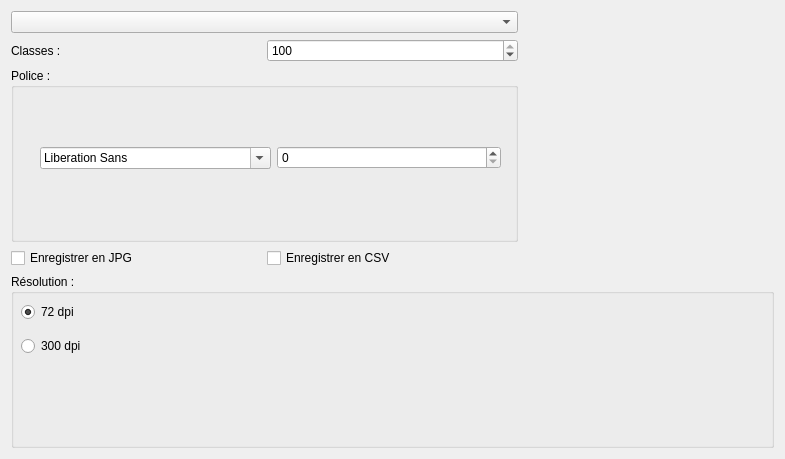
Above: histoparamform.ui from AugusteBonnin/CRACKS before the change. Below: the same form after it.
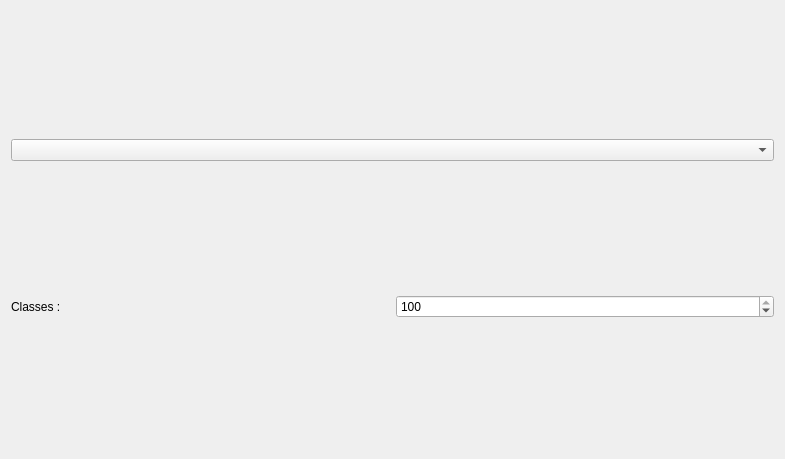
That is the form after the change.

Commit message: Simplification des histoparamform et mapparamfor+correction de bugs

The edit to the form file:
```diff
--- a/histoparamform.ui
+++ b/histoparamform.ui
@@ -14,49 +14,6 @@
    <string>Form</string>
   </property>
   <layout class="QGridLayout" name="gridLayout">
-   <item row="4" column="1">
-    <widget class="QCheckBox" name="checkBox_2">
-     <property name="text">
-      <string>Enregistrer en CSV</string>
-     </property>
-    </widget>
-   </item>
-   <item row="5" column="0" colspan="3">
-    <widget class="QGroupBox" name="groupBox">
-     <property name="title">
-      <string>Résolution :</string>
-     </property>
-     <widget class="QWidget" name="verticalLayoutWidget">
-      <property name="geometry">
-       <rect>
-        <x>10</x>
-        <y>20</y>
-        <width>191</width>
-        <height>71</height>
-       </rect>
-      </property>
-      <layout class="QVBoxLayout" name="verticalLayout">
-       <item>
-        <widget class="QRadioButton" name="radioButton">
-         <property name="text">
-          <string>72 dpi</string>
-         </property>
-         <property name="checked">
-          <bool>true</bool>
-         </property>
-        </widget>
-       </item>
-       <item>
-        <widget class="QRadioButton" name="radioButton_2">
-         <property name="text">
-          <string>300 dpi</string>
-         </property>
-        </widget>
-       </item>
-      </layout>
-     </widget>
-    </widget>
-   </item>
    <item row="1" column="0">
     <widget class="QLabel" name="label">
      <property name="text">
@@ -64,13 +21,6 @@
      </property>
     </widget>
    </item>
-   <item row="4" column="0">
-    <widget class="QCheckBox" name="checkBox">
-     <property name="text">
-      <string>Enregistrer en JPG</string>
-     </property>
-    </widget>
-   </item>
    <item row="0" column="0" colspan="2">
     <widget class="QComboBox" name="comboBox"/>
    </item>
@@ -87,31 +37,6 @@
      </property>
     </widget>
    </item>
-   <item row="3" column="0" colspan="2">
-    <widget class="QGroupBox" name="groupBox_2">
-     <property name="title">
-      <string>Police :</string>
-     </property>
-     <widget class="QWidget" name="horizontalLayoutWidget">
-      <property name="geometry">
-       <rect>
-        <x>29</x>
-        <y>50</y>
-        <width>461</width>
-        <height>80</height>
-       </rect>
-      </property>
-      <layout class="QHBoxLayout" name="horizontalLayout">
-       <item>
-        <widget class="QFontComboBox" name="fontComboBox"/>
-       </item>
-       <item>
-        <widget class="QSpinBox" name="spinBox_3"/>
-       </item>
-      </layout>
-     </widget>
-    </widget>
-   </item>
   </layout>
  </widget>
  <resources/>
```
The commit also changes 36 other files.
